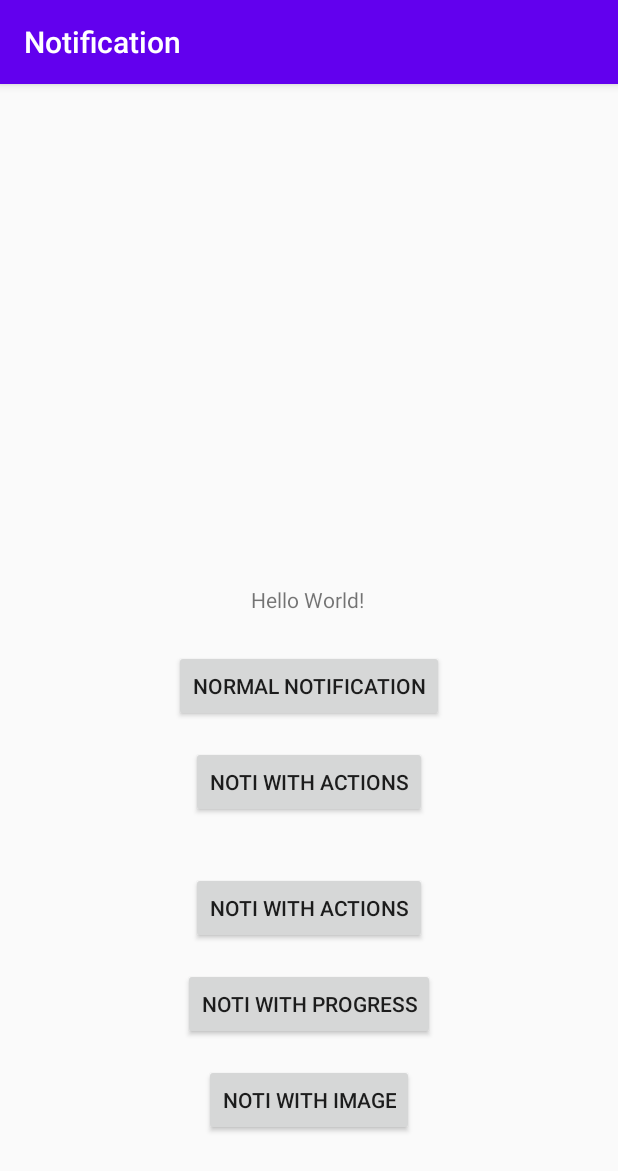
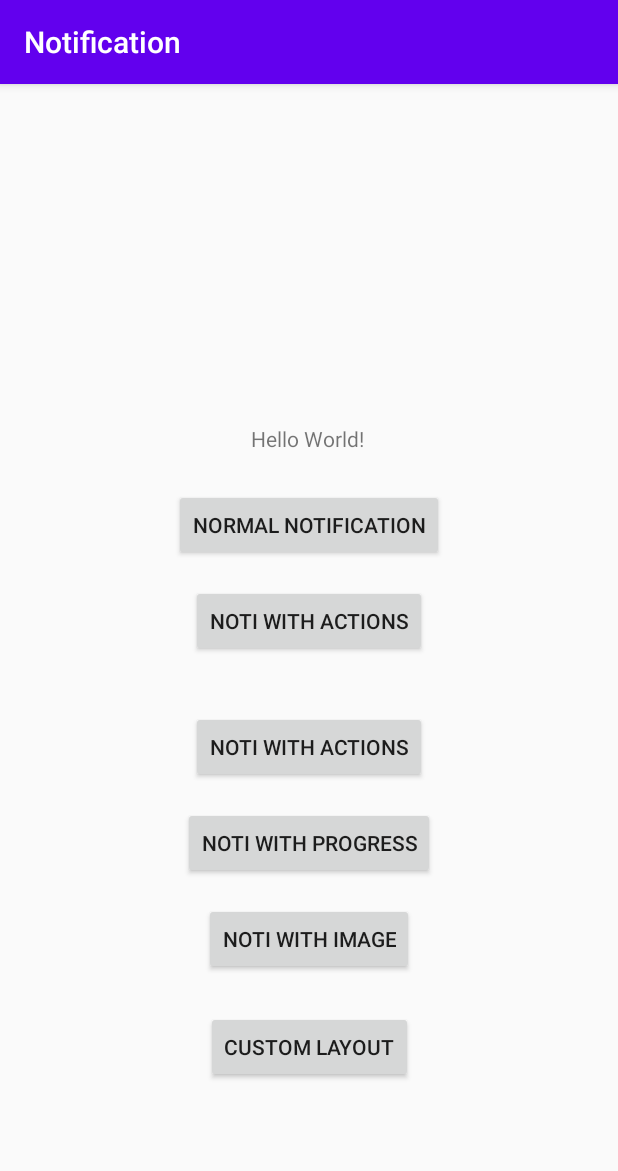
Before and after one commit to yepyaesonetun/Notification, an Android app: the screen it shows after launch (MainActivity), on a phone screen of 412 x 824 dp. Shown: the top 1171 px of the screen. Run offline under Robolectric (Android 15) with nearby library versions, the light colour scheme and no system bars.

Commit message:
custom layout added.

```diff
--- a/app/src/main/java/com/padcmyanmr/notification/MainActivity.kt
+++ b/app/src/main/java/com/padcmyanmr/notification/MainActivity.kt
@@ -12,6 +12,7 @@ import android.graphics.drawable.Drawable
 import android.os.Build
 import androidx.appcompat.app.AppCompatActivity
 import android.os.Bundle
+import android.widget.RemoteViews
 import androidx.core.app.NotificationCompat
 import androidx.core.app.NotificationManagerCompat
 import androidx.core.content.ContextCompat
@@ -33,6 +34,7 @@ class MainActivity : AppCompatActivity() {
         val notificationId03 : Int = 1998
         val notificationId04 : Int = 1999
         val notificationId05 : Int = 2000
+        val notificationId06 : Int = 2001
 
 
         /***
@@ -164,6 +166,26 @@ class MainActivity : AppCompatActivity() {
                 notify(notificationId05, builder5.build())
             }
         }
+
+
+
+        /*
+        Custom Notification
+         */
+        val notificationLayout = RemoteViews(packageName, R.layout.notification_layout)
+
+        val customNotification = NotificationCompat.Builder(this, CHANNEL_ID)
+            .setSmallIcon(R.drawable.ic_launcher_background)
+//            .setStyle(NotificationCompat.DecoratedCustomViewStyle())
+//            .setCustomContentView(notificationLayout)
+//            .setCustomBigContentView(notificationLayout)
+
+        btnCustom.setOnClickListener {
+            with(NotificationManagerCompat.from(this)) {
+                // notificationId is a unique int for each notification that you must define
+                notify(notificationId06, customNotification.build())
+            }
+        }
     }
 
     private fun createNotificationChannel() {
--- a/app/src/main/res/layout/activity_main.xml
+++ b/app/src/main/res/layout/activity_main.xml
@@ -16,7 +16,7 @@
         app:layout_constraintLeft_toLeftOf="parent"
         app:layout_constraintRight_toRightOf="parent"
         app:layout_constraintTop_toTopOf="parent"
-        app:layout_constraintVertical_bias="0.446" />
+        app:layout_constraintVertical_bias="0.303" />
 
     <Button
         android:id="@+id/button"
@@ -68,4 +68,14 @@
         app:layout_constraintStart_toStartOf="parent"
         app:layout_constraintTop_toBottomOf="@+id/btnProgress" />
 
+    <Button
+        android:id="@+id/btnCustom"
+        android:layout_width="wrap_content"
+        android:layout_height="wrap_content"
+        android:layout_marginTop="24dp"
+        android:text="Custom Layout"
+        app:layout_constraintEnd_toEndOf="parent"
+        app:layout_constraintStart_toStartOf="parent"
+        app:layout_constraintTop_toBottomOf="@+id/btnBigImage" />
+
 </androidx.constraintlayout.widget.ConstraintLayout>
```
Also changed, not shown: app/src/main/res/layout/notification_layout.xml (added, +12 -0 lines).
